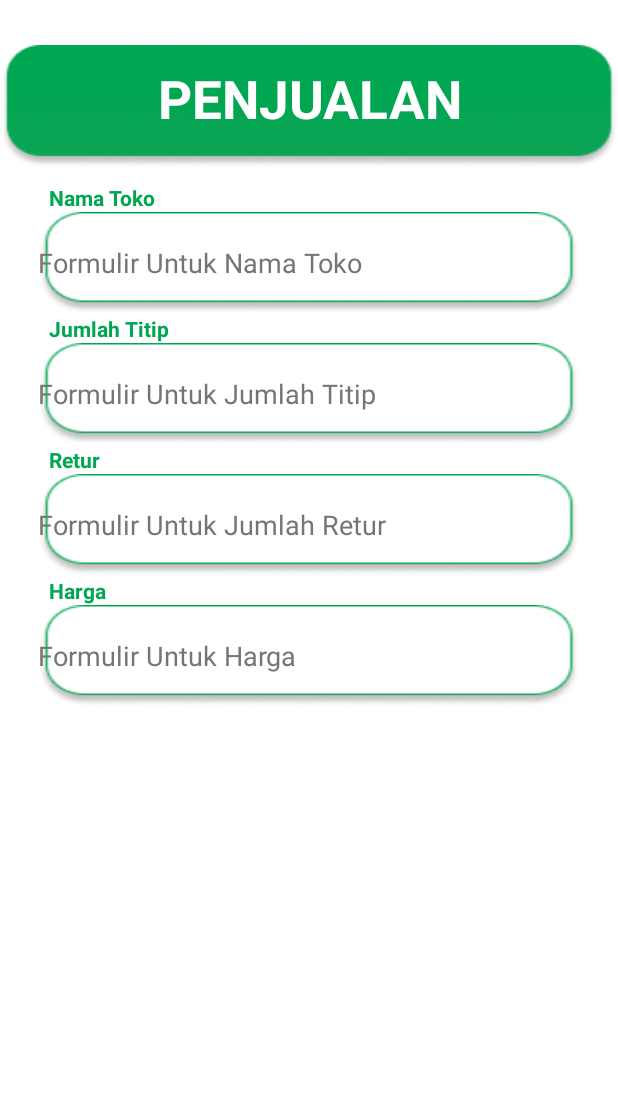
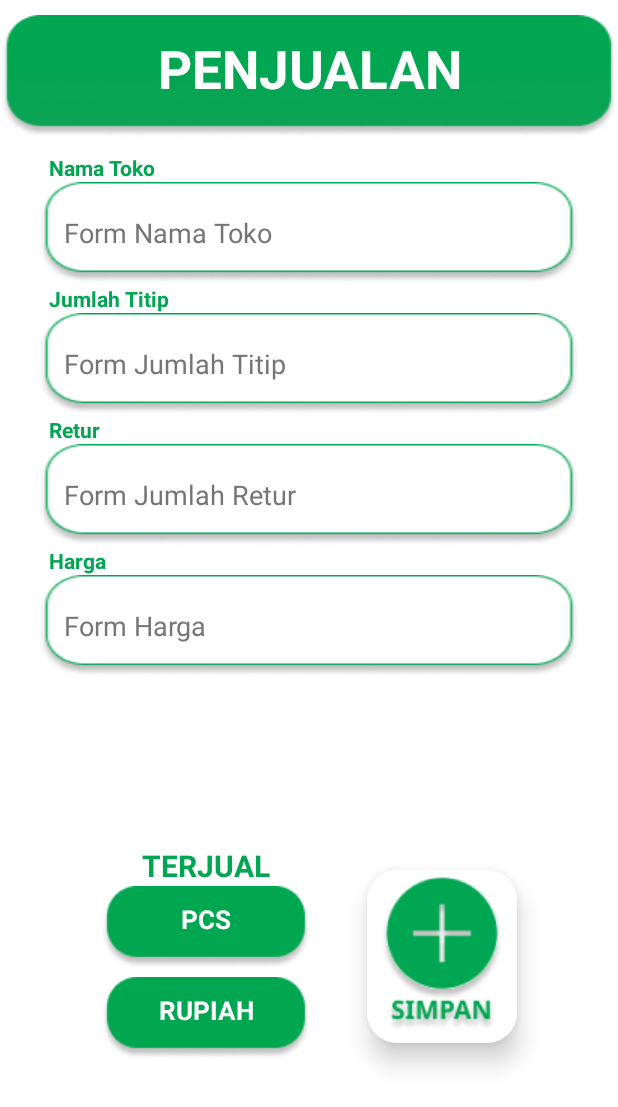
Before and after one commit to najibeducation/Kerja-Praktek, an Android app: the Penjualan screen opened directly, with no data from a screen before it, on a phone screen of 412 x 824 dp. Shown: the top 1107 px of the screen. Run offline under Robolectric (Android 15) with nearby library versions, the phone set to English and light mode, and no system bars.

Commit message:
Menyelesaikan activity_penjualan.xml dan perubahan warna sistem ui

```diff
--- a/app/src/main/java/com/usm/kejrapraktek/Dasboard.kt
+++ b/app/src/main/java/com/usm/kejrapraktek/Dasboard.kt
@@ -1,5 +1,6 @@
 package com.usm.kejrapraktek
 
+import android.content.Intent
 import androidx.appcompat.app.AppCompatActivity
 import android.os.Bundle
 import android.widget.ImageButton
@@ -24,7 +25,8 @@ class Dasboard : AppCompatActivity() {
         textViewDate.text = formattedDate
 
         penjualan.setOnClickListener {
-
+            val intent = Intent(this, Penjualan::class.java)
+            startActivity(intent)
         }
 
         riwayat.setOnClickListener {
--- a/app/src/main/res/layout/activity_penjualan.xml
+++ b/app/src/main/res/layout/activity_penjualan.xml
@@ -18,12 +18,13 @@
       android:textColor="@color/white"
       android:paddingBottom="10dp"
       android:background="@drawable/sub_background"
-      android:layout_marginTop="30dp"
+      android:layout_marginTop="10dp"
       app:layout_constraintStart_toStartOf="parent"
       app:layout_constraintEnd_toEndOf="parent"
       app:layout_constraintTop_toTopOf="parent"/>
 
   <LinearLayout
+      android:id="@+id/form_layout"
       android:layout_width="match_parent"
       android:layout_height="wrap_content"
       android:layout_marginTop="10dp"
@@ -53,7 +54,8 @@
         android:hint="@string/labelToko"
         android:inputType="text"
         android:textColorHint="#757575"
-        tools:ignore="LabelFor" />
+        tools:ignore="LabelFor"
+        android:padding="17sp"/>
     <TextView
         android:layout_width="wrap_content"
         android:layout_height="wrap_content"
@@ -72,7 +74,8 @@
         android:hint="@string/labelTitip"
         android:inputType="number"
         android:textColorHint="#757575"
-        tools:ignore="LabelFor" />
+        tools:ignore="LabelFor"
+        android:padding="17sp"/>
     <TextView
         android:layout_width="wrap_content"
         android:layout_height="wrap_content"
@@ -91,7 +94,8 @@
         android:hint="@string/labelRetur"
         android:inputType="number"
         android:textColorHint="#757575"
-        tools:ignore="LabelFor" />
+        tools:ignore="LabelFor"
+        android:padding="17sp"/>
     <TextView
         android:layout_width="wrap_content"
         android:layout_height="wrap_content"
@@ -110,7 +114,64 @@
         android:hint="@string/labelHarga"
         android:inputType="number"
         android:textColorHint="#757575"
-        tools:ignore="LabelFor" />
+        tools:ignore="LabelFor"
+        android:padding="17sp"/>
+
+  </LinearLayout>
+  <ImageButton
+      android:id="@+id/button_save"
+      android:layout_width="100dp"
+      android:layout_height="wrap_content"
+      android:src="@drawable/button_save"
+      android:background="@drawable/rounded_button"
+      android:elevation="10dp"
+      android:layout_marginEnd="30dp"
+      app:layout_constraintTop_toBottomOf="@+id/form_layout"
+      app:layout_constraintBottom_toBottomOf="parent"
+      app:layout_constraintStart_toEndOf="@+id/terjual_layout"
+      app:layout_constraintEnd_toEndOf="parent"
+      android:contentDescription="@string/save" />
+
+  <LinearLayout
+      android:id="@+id/terjual_layout"
+      android:layout_width="wrap_content"
+      android:layout_height="wrap_content"
+      app:layout_constraintTop_toBottomOf="@+id/form_layout"
+      app:layout_constraintStart_toStartOf="parent"
+      app:layout_constraintEnd_toStartOf="@+id/button_save"
+      app:layout_constraintBottom_toBottomOf="parent"
+      android:layout_marginStart="30dp"
+      android:orientation="vertical">
+    <TextView
+        android:layout_width="wrap_content"
+        android:layout_height="wrap_content"
+        android:text="@string/terjual"
+        android:textStyle="bold"
+        android:textSize="20sp"
+        android:textColor="@color/hijau"
+        android:layout_gravity="center"/>
+    <TextView
+        android:layout_width="wrap_content"
+        android:layout_height="wrap_content"
+        android:background="@drawable/tv_background"
+        android:text="@string/pcs"
+        android:textStyle="bold"
+        android:textSize="17sp"
+        android:textColor="@color/white"
+        android:textAlignment="center"
+        android:padding="10dp"
+        android:layout_marginBottom="5dp"/>
+    <TextView
+        android:layout_width="wrap_content"
+        android:layout_height="wrap_content"
+        android:background="@drawable/tv_background"
+        android:text="@string/rp"
+        android:textStyle="bold"
+        android:textSize="17sp"
+        android:textColor="@color/white"
+        android:textAlignment="center"
+        android:padding="10dp"
+        android:layout_marginBottom="5dp"/>
 
   </LinearLayout>
 
--- a/app/src/main/res/values/colors.xml
+++ b/app/src/main/res/values/colors.xml
@@ -8,5 +8,5 @@
     <color name="black">#FF000000</color>
     <color name="white">#FFFFFFFF</color>
     <color name="hijau">#00A651</color>
-    <color name="tranparent">#00FFFFFF</color>
+    <color name="sistemui">#80000000</color>
 </resources>
--- a/app/src/main/res/values/strings.xml
+++ b/app/src/main/res/values/strings.xml
@@ -17,12 +17,16 @@
     <!-- activity_penjualan.xml -->
     <string name="penjualan">PENJUALAN</string>
     <string name="toko">Nama Toko</string>
-    <string name="labelToko">Formulir Untuk Nama Toko</string>
+    <string name="labelToko">Form Nama Toko</string>
     <string name="titip">Jumlah Titip</string>
-    <string name="labelTitip">Formulir Untuk Jumlah Titip</string>
+    <string name="labelTitip">Form Jumlah Titip</string>
     <string name="retur">Retur</string>
-    <string name="labelRetur">Formulir Untuk Jumlah Retur</string>
+    <string name="labelRetur">Form Jumlah Retur</string>
     <string name="harga">Harga</string>
-    <string name="labelHarga">Formulir Untuk Harga</string>
+    <string name="labelHarga">Form Harga</string>
+    <string name="terjual">TERJUAL</string>
+    <string name="pcs">PCS</string>
+    <string name="rp">RUPIAH</string>
+    <string name="save">Tombol Simpan</string>
 
 </resources>
--- a/app/src/main/res/values/themes.xml
+++ b/app/src/main/res/values/themes.xml
@@ -11,7 +11,6 @@
         <item name="colorOnSecondary">@color/black</item>
         <!-- Customize your theme here. -->
         <!-- Status bar color. -->
-        <item name="android:windowTranslucentStatus">true</item>
-        <item name="android:statusBarColor">@color/tranparent</item>
+        <item name="android:statusBarColor">@color/sistemui</item>
     </style>
 </resources>
```
Also changed, not shown: app/src/main/res/drawable/button_save.png (added), app/src/main/res/drawable/tv_background.png (added).
